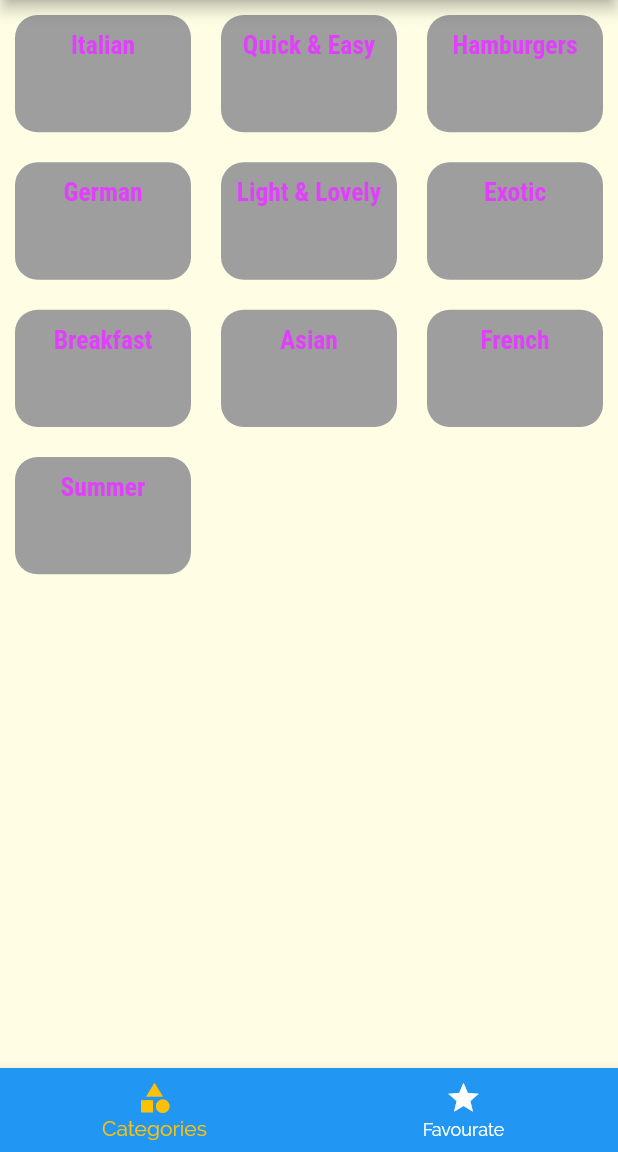
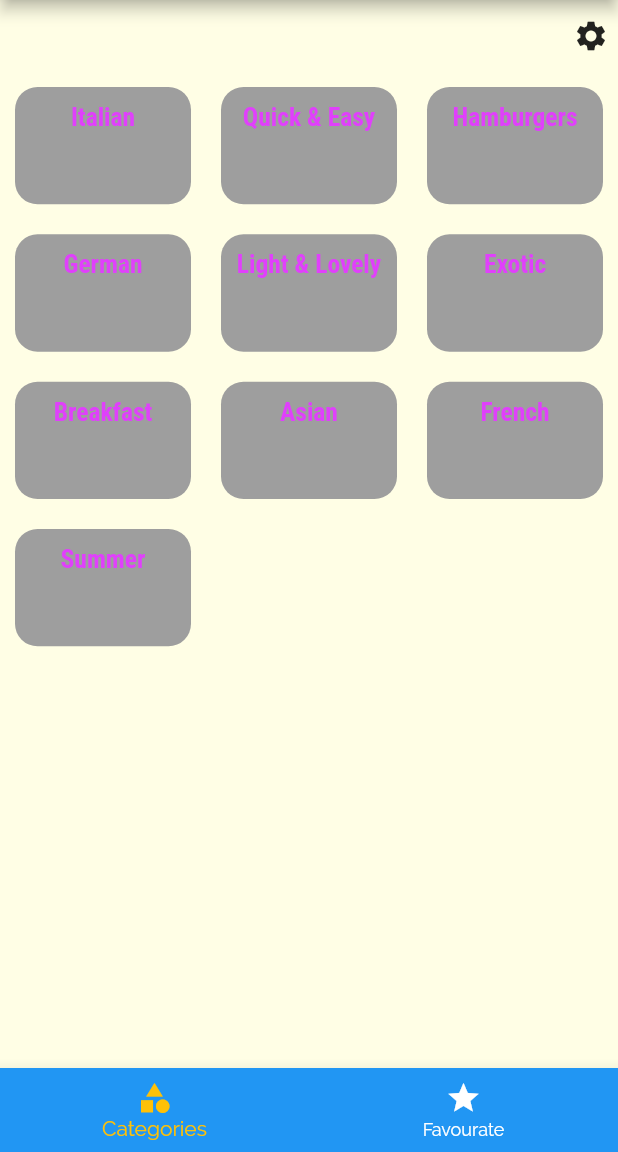
Before and after one commit to fadzlitown/resipikini, a Flutter app: the screen it shows after launch, on a phone screen of 412 x 824 dp, the part 84-1236 px from its top. Run offline on Flutter 3.47's test engine with Material 2 defaults, Android fonts, the phone set to English and light mode, and no system bars.

Commit message:
Filtering Screen - Created FilterScreen StatefulWidget & a new routing name - In main.dart keeps _savedFilters & _currentFilters - Tabs Screen has a new Filter icon in first screen only - Increase the SDK level support & added doc

```diff
--- a/lib/category_item.dart
+++ b/lib/category_item.dart
@@ -10,6 +10,8 @@ class CategoryItem extends StatelessWidget {
   CategoryItem(this.id, this.title, this.color);
 
   void selectCategory(BuildContext ctx) {
+    ///Push a new page, when back/pop it will removed.
+    ///also it has a few push depending on our use cases. eg. push, pushName, pushReplacement etc
     Navigator.of(ctx).pushNamed(CategoryMealsScreen.routeName,
 
         /// pass the args by using arguments with any obj
@@ -18,6 +20,7 @@ class CategoryItem extends StatelessWidget {
 
   @override
   Widget build(BuildContext context) {
+    /// Gesture Tap with UI ripple effect
     return InkWell(
       onTap: () => selectCategory(context),
       splashColor: Theme.of(context).primaryColor,
--- a/lib/const.dart
+++ b/lib/const.dart
@@ -6,4 +6,5 @@ class Const {
   ///Tabs Screen
   static var PAGE_1 = 'Categories';
   static var PAGE_2 = 'Favourate';
+  static var PAGE_3 = 'Filter';
 }
--- a/lib/main.dart
+++ b/lib/main.dart
@@ -1,5 +1,6 @@
 import 'package:flutter/material.dart';
 import 'package:resipikini/category_meals_screen.dart';
+import 'package:resipikini/filter_screen.dart';
 import 'package:resipikini/meal_detail_screen.dart';
 import 'package:resipikini/tabs_screen.dart';
 
@@ -19,8 +20,36 @@ class MyApp extends StatefulWidget {
 }
 
 class _MyAppState extends State<MyApp> {
+  Map<String, bool> _currentFilters = {
+    'gluten': false,
+    'lactose': false,
+    'vegan': false,
+    'vegetarian': false,
+  };
   List<Meal> _availableMeals = DUMMY_MEALS;
   List<Meal> _favoriteMeals = [DUMMY_MEALS.first, DUMMY_MEALS.last];
+
+  /// Save func will be triggered here
+  void _savedFilters(Map<String, bool> savedFilterScreenData) {
+    setState(() {
+      _currentFilters = savedFilterScreenData;
+      _availableMeals = DUMMY_MEALS.where((element) {
+        if (_currentFilters['gluten'] && !element.isGlutenFree) {
+          return false;
+        }
+        if (_currentFilters['lactose'] && !element.isLactoseFree) {
+          return false;
+        }
+        if (_currentFilters['vegan'] && !element.isVegan) {
+          return false;
+        }
+        if (_currentFilters['vegetarian'] && !element.isVegetarian) {
+          return false;
+        }
+        return true;
+      }).toList();
+    });
+  }
 
   @override
   Widget build(BuildContext context) {
@@ -47,7 +76,9 @@ class _MyAppState extends State<MyApp> {
             TabsScreen(title: globals.Const.APP_NAME, favMeals: _favoriteMeals),
         CategoryMealsScreen.routeName: (ctx) =>
             CategoryMealsScreen(_availableMeals),
-        MealDetailScreen.routeName: (ctx) => MealDetailScreen()
+        MealDetailScreen.routeName: (ctx) => MealDetailScreen(),
+        FilterScreen.routeName: (ctx) =>
+            FilterScreen(_currentFilters, _savedFilters)
       },
       onGenerateRoute: (settings) {
         print(settings.arguments);
--- a/lib/tabs_screen.dart
+++ b/lib/tabs_screen.dart
@@ -1,17 +1,15 @@
 import 'package:flutter/material.dart';
-import 'package:resipikini/enum/complexity.dart';
 
 import 'categories_screen.dart';
 import 'const.dart' as globals;
-import 'enum/affordability.dart';
 import 'fav_screen.dart';
+import 'filter_screen.dart';
 import 'models/meal.dart';
 
 /// This Tabs Screen required a state to saved in app
 /// eg. init pages, list meals. Hence, StatefulWidget is needed
 class TabsScreen extends StatefulWidget {
   String title;
-
   final List<Meal> favMeals;
 
   @override
@@ -50,7 +48,24 @@ class _TabsScreenState extends State<TabsScreen> {
       appBar: AppBar(
         title: Text(widget.title),
       ),
-      body: _pages[_selectedPageIndex]['page'],
+      body: Column(
+        mainAxisAlignment: MainAxisAlignment.spaceBetween,
+        crossAxisAlignment: CrossAxisAlignment.stretch,
+        children: [
+          if (_selectedPageIndex == 0)
+            IconButton(
+                padding: EdgeInsets.all(6),
+                alignment: Alignment.centerRight,
+                icon: Icon(Icons.settings),
+                onPressed: () {
+                  Navigator.of(context).pushNamed(FilterScreen.routeName);
+                }),
+          Expanded(
+              child: Container(
+            child: _pages[_selectedPageIndex]['page'],
+          ))
+        ],
+      ),
       bottomNavigationBar: BottomNavigationBar(
         ///call this to rebuild the navigation bar with the new [_selectedPageIndex]
         onTap: _selectedPage,
@@ -59,17 +74,21 @@ class _TabsScreenState extends State<TabsScreen> {
         selectedItemColor: Theme.of(context).accentColor,
         currentIndex: _selectedPageIndex,
         // type: BottomNavigationBarType.fixed,
-        items: [
-          BottomNavigationBarItem(
-              icon: Icon(Icons.category),
-              title: Text(globals.Const.PAGE_1),
-              backgroundColor: Theme.of(context).primaryColor),
-          BottomNavigationBarItem(
-              icon: Icon(Icons.star),
-              title: Text(globals.Const.PAGE_2),
-              backgroundColor: Theme.of(context).primaryColor)
-        ],
+        items: _tabsConfiguration(context),
       ),
     );
   }
+
+  _tabsConfiguration(BuildContext context) {
+    return [
+      BottomNavigationBarItem(
+          icon: Icon(Icons.category),
+          title: Text(globals.Const.PAGE_1),
+          backgroundColor: Theme.of(context).primaryColor),
+      BottomNavigationBarItem(
+          icon: Icon(Icons.star),
+          title: Text(globals.Const.PAGE_2),
+          backgroundColor: Theme.of(context).primaryColor),
+    ];
+  }
 }
--- a/pubspec.yaml
+++ b/pubspec.yaml
@@ -18,7 +18,7 @@ publish_to: 'none' # Remove this line if you wish to publish to pub.dev
 version: 1.0.0+1
 
 environment:
-  sdk: ">=2.1.0 <3.0.0"
+  sdk: ">=2.3.0 <3.0.0"
 
 dependencies:
   flutter:
```
Also changed, not shown: lib/filter_screen.dart (added, +106 -0 lines).
